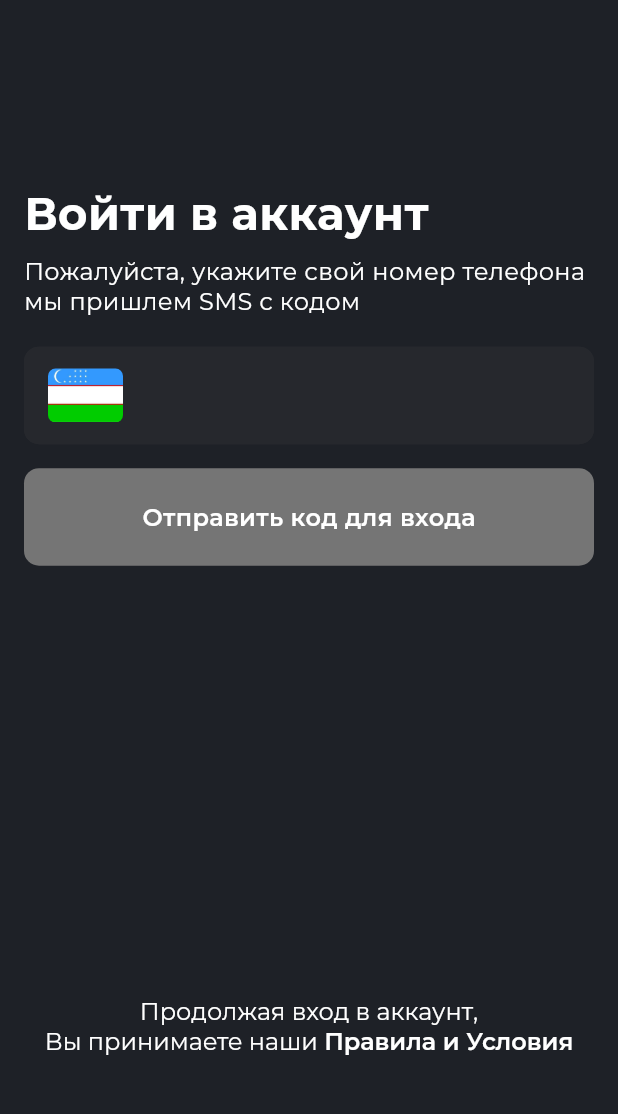
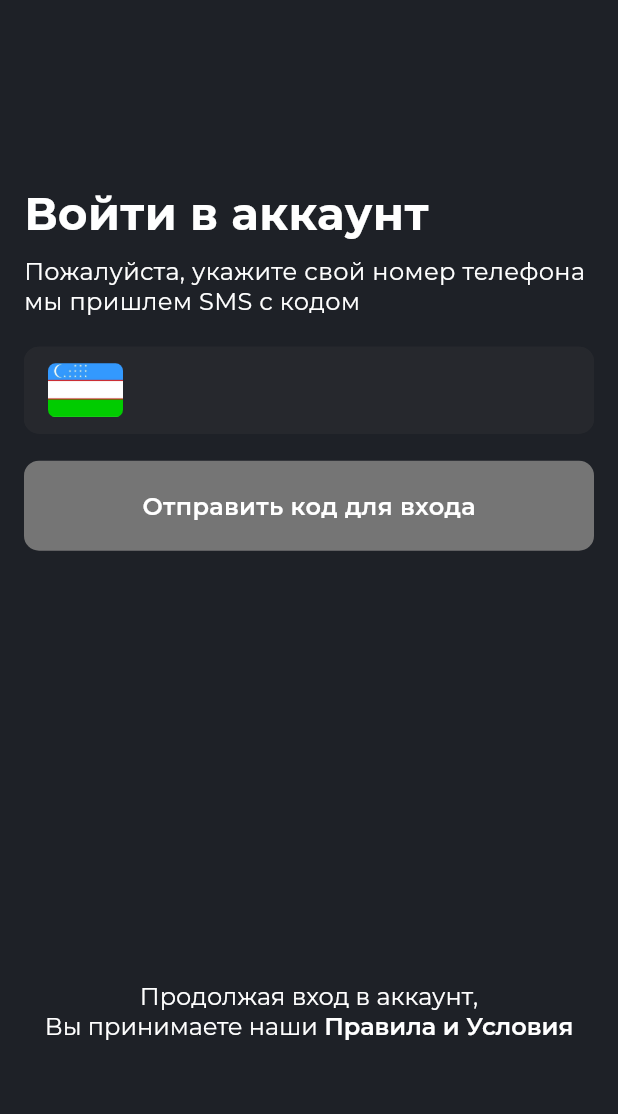
Before and after one commit to Vakhiddev/taxiapp, a Flutter app: the AuthScreen screen opened directly, on a phone screen of 412 x 824 dp, the part 112-1226 px from its top. Run offline on Flutter 3.47's test engine with Material 3 defaults, Android fonts, the phone set to English and light mode, and no system bars; our stand-ins replace flutter_svg, google_fonts, image_picker, package_info_plus; project files that could hold a hidden picture were left out.

Commit message:
size textfield

```diff
--- a/lib/custom_widgets/container_button.dart
+++ b/lib/custom_widgets/container_button.dart
@@ -7,7 +7,7 @@ Widget buttonContainer({required String text, required Color containerColor,  re
     onTap: onTap,
     borderRadius: BorderRadius.circular(10),
     child: Container(
-      height: 65,
+      height: 60,
       width: double.infinity,
       decoration: BoxDecoration(
         borderRadius: BorderRadius.circular(10),
--- a/lib/screens copy/auth_confirmation.dart
+++ b/lib/screens copy/auth_confirmation.dart
@@ -127,6 +127,7 @@ class _AuthScreenConfirmationState extends State<AuthScreenConfirmation> {
                           color: Color.fromRGBO(38, 40, 45, 1),
                         ),
                       ),
+                      contentPadding: EdgeInsets.symmetric(vertical: 10), // A
                     ),
                   ),
                 ),
--- a/lib/screens copy/auth_screen.dart
+++ b/lib/screens copy/auth_screen.dart
@@ -52,8 +52,9 @@ class _AuthScreenState extends State<AuthScreen> {
                 ),
                 SizedBox(height: height * 0.025),
 
+
                 SizedBox(
-                  height: 65,
+                  height: 60,
                   child: TextField(
                     controller: numberController,
                     onChanged: (value) {
@@ -63,14 +64,12 @@ class _AuthScreenState extends State<AuthScreen> {
                           textColor = const Color.fromRGBO(0, 0, 0, 1);
                           isPush = true;
                         } else {
-                          containerColor =
-                              const Color.fromRGBO(117, 117, 117, 1); // Gray
+                          containerColor = const Color.fromRGBO(117, 117, 117, 1); // Gray
                           textColor = const Color.fromRGBO(255, 255, 255, 1);
                           isPush = false;
                         }
                       });
                     },
-
                     cursorColor: Colors.grey,
                     style: GoogleFonts.montserrat(
                       textStyle: const TextStyle(
@@ -86,10 +85,10 @@ class _AuthScreenState extends State<AuthScreen> {
                       focusColor: const Color.fromRGBO(38, 40, 45, 1),
                       prefixIcon: Padding(
                         padding: const EdgeInsets.only(
-                          right: 24.0,
-                          left: 16,
-                          bottom: 10,
-                          top: 10
+                            right: 24.0,
+                            left: 16,
+                            bottom: 10,
+                            top: 10
                         ),
                         child: Container(
                           height: 36,
@@ -115,9 +114,11 @@ class _AuthScreenState extends State<AuthScreen> {
                           color: Color.fromRGBO(38, 40, 45, 1),
                         ),
                       ),
+                      contentPadding: EdgeInsets.symmetric(vertical: 10),  // Adjust this value as needed
                     ),
                   ),
                 ),
+
 
                 const SizedBox(height: 16),
                 buttonContainer(
```
